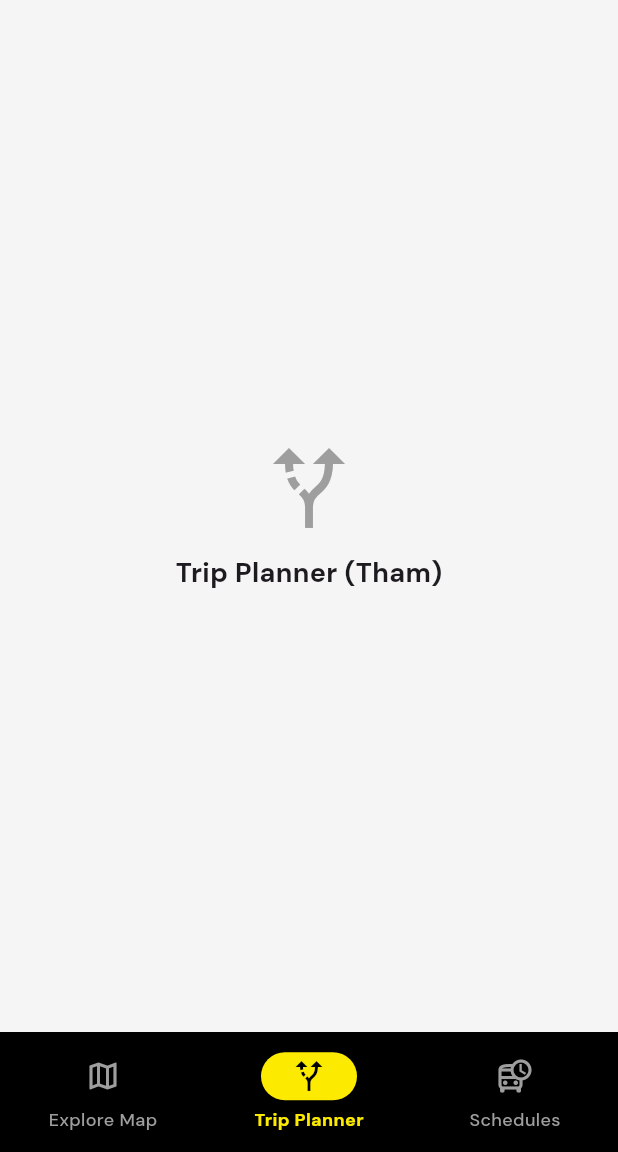
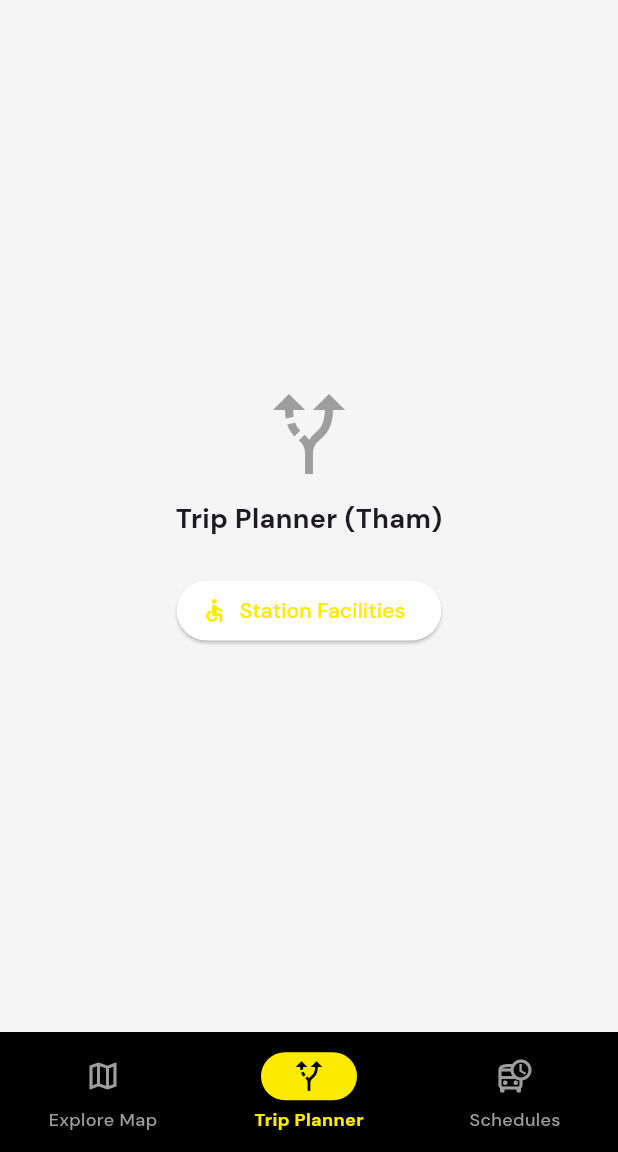
Before and after one commit to clarklsj-am23-alt/sentra1, a Flutter app: the screen it shows after launch, item 2 of the bottom bar chosen, on a phone screen of 412 x 824 dp, the part 84-1236 px from its top. Run offline on Flutter 3.47's test engine with Material 3 defaults, Android fonts, the phone set to English and light mode, and no system bars; our stand-ins replace google_fonts, sqflite, supabase_flutter; accounts and stored records are empty.

Commit message:
Add station facilities screen and SQLite integration

```diff
--- a/lib/main.dart
+++ b/lib/main.dart
@@ -1,7 +1,7 @@
 import 'package:flutter/material.dart';
 import 'package:google_fonts/google_fonts.dart';
 import 'package:supabase_flutter/supabase_flutter.dart';
-
+import 'screens/station_facilities_screen.dart';
 // Practical 11 Supabase Configuration
 const String supabaseUrl = 'YOUR_SUPABASE_URL'; // Shared by Cheng Zhe
 const String supabaseKey = 'YOUR_SUPABASE_ANON_KEY';
@@ -100,27 +100,32 @@ class _MainNavigationShellState extends State<MainNavigationShell> {
         children: [
           Icon(Icons.map, size: 64, color: Colors.grey),
           SizedBox(height: 12),
-          Text('Explore Map (Jia Cheng)', style: TextStyle(fontSize: 18, fontWeight: FontWeight.bold)),
+          Text(
+            'Explore Map (Jia Cheng)',
+            style: TextStyle(
+              fontSize: 18,
+              fontWeight: FontWeight.bold,
+            ),
+          ),
         ],
       ),
     ),
-    Center(
-      child: Column(
-        mainAxisAlignment: MainAxisAlignment.center,
-        children: [
-          Icon(Icons.alt_route, size: 64, color: Colors.grey),
-          SizedBox(height: 12),
-          Text('Trip Planner (Tham)', style: TextStyle(fontSize: 18, fontWeight: FontWeight.bold)),
-        ],
-      ),
-    ),
+
+    ThamFeatureHomeScreen(),
+
     Center(
       child: Column(
         mainAxisAlignment: MainAxisAlignment.center,
         children: [
           Icon(Icons.departure_board, size: 64, color: Colors.grey),
           SizedBox(height: 12),
-          Text('Schedules & Cards (Clark)', style: TextStyle(fontSize: 18, fontWeight: FontWeight.bold)),
+          Text(
+            'Schedules & Cards (Clark)',
+            style: TextStyle(
+              fontSize: 18,
+              fontWeight: FontWeight.bold,
+            ),
+          ),
         ],
       ),
     ),
@@ -169,5 +174,48 @@ class _MainNavigationShellState extends State<MainNavigationShell> {
     );
   }
 }
+class ThamFeatureHomeScreen extends StatelessWidget {
+  const ThamFeatureHomeScreen({super.key});
 
+  @override
+  Widget build(BuildContext context) {
+    return Center(
+      child: Column(
+        mainAxisAlignment: MainAxisAlignment.center,
+        children: [
+          const Icon(
+            Icons.alt_route,
+            size: 64,
+            color: Colors.grey,
+          ),
+          const SizedBox(height: 12),
+
+          const Text(
+            'Trip Planner (Tham)',
+            style: TextStyle(
+              fontSize: 18,
+              fontWeight: FontWeight.bold,
+            ),
+          ),
+
+          const SizedBox(height: 24),
+
+          ElevatedButton.icon(
+            icon: const Icon(Icons.accessible),
+            label: const Text('Station Facilities'),
+            onPressed: () {
+              Navigator.push(
+                context,
+                MaterialPageRoute(
+                  builder: (context) =>
+                  const StationFacilitiesScreen(),
+                ),
+              );
+            },
+          ),
+        ],
+      ),
+    );
+  }
+}
 // Keep the MapHomeScreen, JourneyPlannerScreen, and RoutesScheduleScreen classes below as fallback UI until each member replaces them with their actual feature folders.
```
Also changed, not shown: lib/screens/station_facilities_screen.dart (added, +148 -0 lines).
